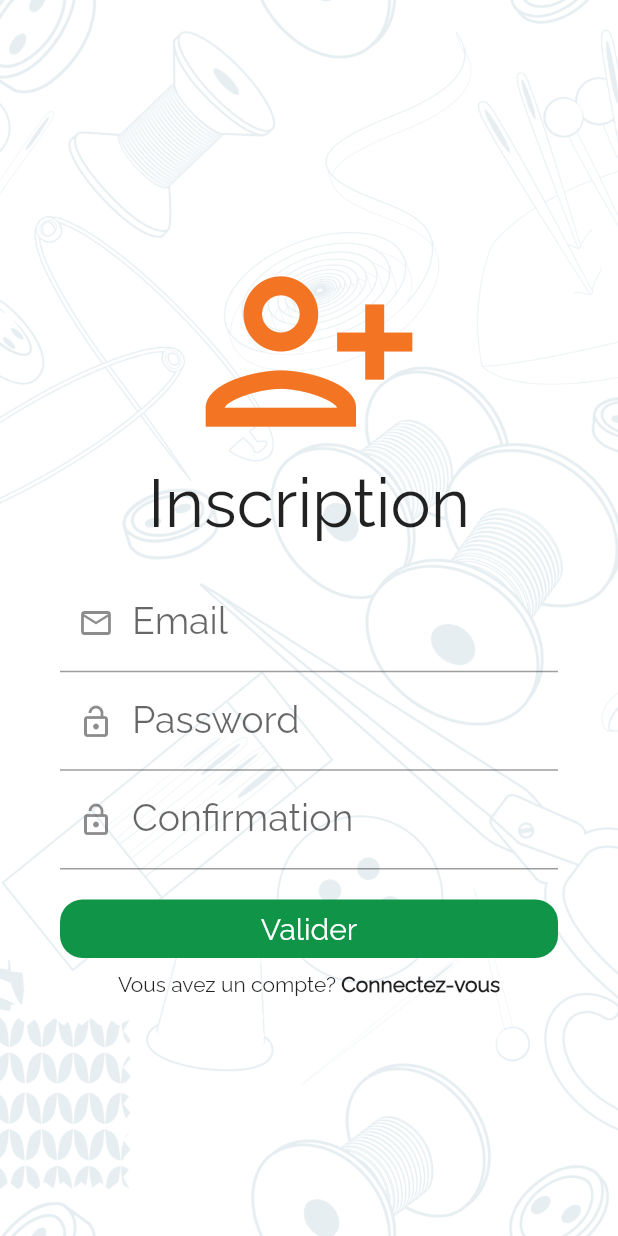
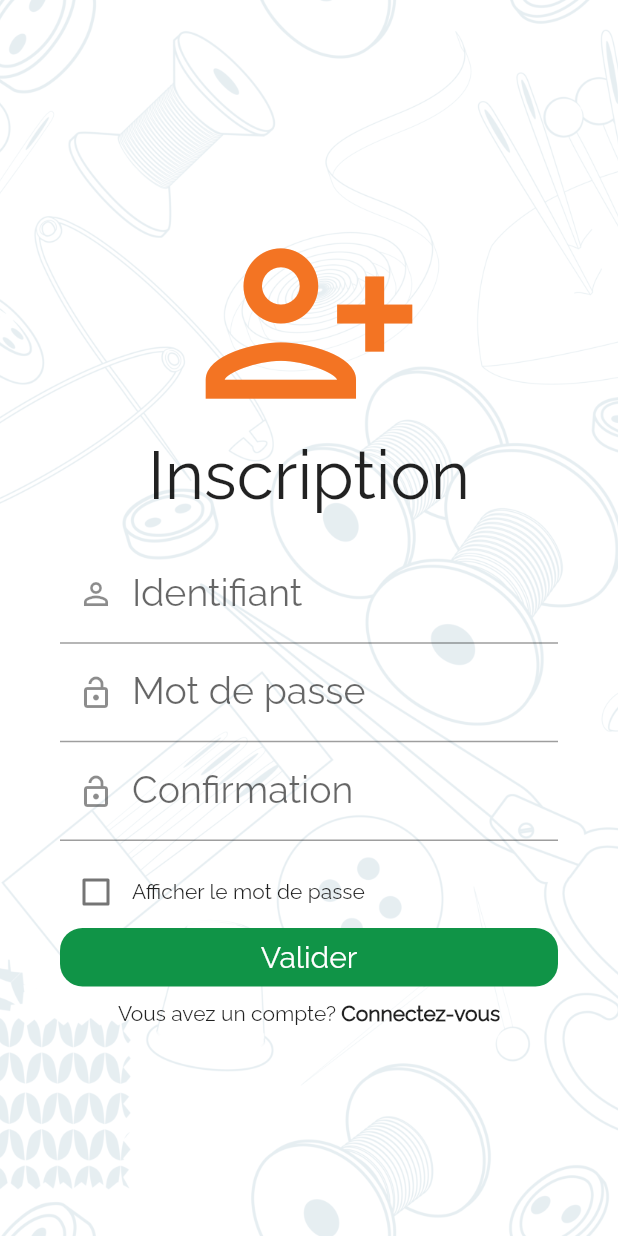
Before and after one commit to Jumeaux07/app_ivc, a Flutter app: the screen it shows after launch, after a tap on "Connexion", after a tap on "Créez un compte", on a phone screen of 412 x 824 dp. Run offline on Flutter 3.47's test engine with Material 2 defaults, Android fonts, the phone set to English and light mode, and no system bars; our stand-ins replace connectivity_plus, shared_preferences.

Commit message:
Login and register update

```diff
--- a/lib/constants.dart
+++ b/lib/constants.dart
@@ -3,7 +3,7 @@
 // ---------------------END POINTS------------------
 const baseUrl = 'http://192.168.43.24:8000/api/';
 const loginUrl = baseUrl+'login_user';
-const registerUrl = baseUrl+'/store';
+const registerUrl = baseUrl+'users';
 
 // --------------------COLORS------------------
   const orange = Color(0xFFF37423);
@@ -20,3 +20,7 @@ const registerUrl = baseUrl+'/store';
   final btnCmd = "assets/images/btn_cmd.png";
   final btnList = "assets/images/btn_list.png";
   final logo = "assets/images/logo.png";
+
+  // ---------------------ERREUR---------------
+  const noInternet = "Verfiez votre connexion internet";
+  const badRequest = "Mauvaise requête";
--- a/lib/main.dart
+++ b/lib/main.dart
@@ -1,5 +1,6 @@
 import 'package:flutter/material.dart';
 import 'package:ivc/screens/login_screen.dart';
+import 'package:ivc/screens/splash_screen.dart';
 
 void main() {
   runApp(MyApp());
@@ -16,7 +17,7 @@ class MyApp extends StatelessWidget {
         fontFamily: 'Raleway',
         primarySwatch: Colors.orange,
       ),
-      home: LoginScreen()
+      home: SplashScreen()
     );
   }
 }
--- a/lib/models/user_model.dart
+++ b/lib/models/user_model.dart
@@ -3,10 +3,10 @@ class UserModel {
   String? nom;
   String? prenoms;
   String? phone;
-  String? email;
+  String? username;
   String? nomAtelier;
 
-  UserModel({this.id, this.nom, this.prenoms, this.phone, this.email, this.nomAtelier});
+  UserModel({this.id, this.nom, this.prenoms, this.phone, this.username, this.nomAtelier});
 
   factory UserModel.fromJson(Map<String, dynamic> j){
     return UserModel(
@@ -14,7 +14,7 @@ class UserModel {
       nom: j['nom'],
       prenoms: j['prenoms'],
       phone: j['phone'],
-      email: j['email'],
+      username: j['username'],
       nomAtelier: j['nomAtelier'],
     );
   }
@@ -24,7 +24,7 @@ class UserModel {
     'nom':nom,
     'prenoms':prenoms,
     'phone':phone,
-    'email':email,
+    'username':username,
     'nomAtelier':nomAtelier,
   };
 }
--- a/lib/screens/login_screen.dart
+++ b/lib/screens/login_screen.dart
@@ -1,3 +1,4 @@
+import 'package:connectivity_plus/connectivity_plus.dart';
 import 'package:flutter/material.dart';
 import 'package:ivc/components/background.dart';
 import 'package:ivc/constants.dart';
@@ -15,9 +16,24 @@ class LoginScreen extends StatefulWidget {
 
 class _LoginScreenState extends State<LoginScreen> {
 GlobalKey<FormState> key = GlobalKey<FormState>();
-TextEditingController emailText = TextEditingController();
+TextEditingController usernameText = TextEditingController();
 TextEditingController passwordText = TextEditingController();
   bool _loading = false;
+  bool _value = false;
+  //Verification internet
+  void _isInternet2()async {
+    var result = await Connectivity().checkConnectivity();
+    if (result == ConnectivityResult.none){
+      setState(() {
+        _loading = false;
+      });
+      ScaffoldMessenger.of(context).showSnackBar(
+        SnackBar(content: Text(noInternet),
+          backgroundColor: Colors.red,
+        )
+      );
+    }
+  }
 //Fonction connexion
 void _login(String email, String passord)async{
   setState(() {
@@ -68,13 +84,13 @@ void _login(String email, String passord)async{
             Padding(
               padding: EdgeInsets.symmetric(horizontal: 40),
                 child: TextFormField(
-                  controller: emailText,
+                  controller: usernameText,
                   validator: (value) => value!.isEmpty?"Champ obligatoire":null,
                   decoration: InputDecoration(
-                    prefixIcon: Icon(Icons.email_outlined),
-                    labelText: "Email",
+                    prefixIcon: Icon(Icons.person_outline),
+                    labelText: "Identifiant",
                     labelStyle: TextStyle(fontSize: 25),
-                    hintText: "cedric@gmail.com",
+                    hintText: "Jumeaux07",
                     hintStyle: TextStyle(fontSize: 15),
                   ),
                 )
@@ -83,19 +99,33 @@ void _login(String email, String passord)async{
             Padding(
               padding: EdgeInsets.symmetric(horizontal: 40),
                 child: TextFormField(
-                  obscureText: true,
+                  obscureText: !_value,
                   controller: passwordText,
                   validator: (value) => value!.isEmpty?"Champ obligatoire":null,
                   decoration: InputDecoration(
                     prefixIcon: Icon(Icons.lock_open_outlined),
-                    labelText: "Password",
+                    labelText: "Mot de passe",
                     labelStyle: TextStyle(fontSize: 25),
                     hintText: "xxxxxxxxx",
                     hintStyle: TextStyle(fontSize: 15),
                   ),
                 )
               ),
-              SizedBox(height: 20,),
+              SizedBox(height: 10,),
+              Padding(
+                padding: const EdgeInsets.symmetric(horizontal: 40),
+                child: Row(
+                  children: [
+                    Checkbox(value: _value, onChanged: (value){
+                      setState(() {
+                        _value = value!;
+                      });
+                    },
+                    activeColor: vert,),
+                    Text("Afficher le mot de passe")
+                  ],
+                ),
+              ),
               // ---Bouton---
               GestureDetector(
                 onTap: (){
@@ -103,8 +133,9 @@ void _login(String email, String passord)async{
                     setState(() {
                       _loading = true;
                     });
+                    _isInternet2();
                     print("-------------Connexion en cours---------");
-                    _login(emailText.text,passwordText.text);
+                    _login(usernameText.text,passwordText.text);
                   }
                 },
                 child: Padding(
--- a/lib/screens/register_screen.dart
+++ b/lib/screens/register_screen.dart
@@ -1,7 +1,11 @@
 import 'package:flutter/material.dart';
 import 'package:ivc/components/background.dart';
 import 'package:ivc/constants.dart';
+import 'package:ivc/models/api_response.dart';
+import 'package:ivc/screens/home_screen.dart';
 import 'package:ivc/screens/login_screen.dart';
+import 'package:ivc/services/users_service.dart';
+import 'package:connectivity_plus/connectivity_plus.dart';
 
 class RegisterScreen extends StatefulWidget {
   const RegisterScreen({ Key? key }) : super(key: key);
@@ -10,12 +14,48 @@ class RegisterScreen extends StatefulWidget {
   State<RegisterScreen> createState() => _RegisterScreenState();
 }
 bool _loading = false;
-TextEditingController emailText = TextEditingController();
+TextEditingController usernameText = TextEditingController();
 TextEditingController passwordText = TextEditingController();
 TextEditingController confirmationText = TextEditingController();
 GlobalKey<FormState> key = GlobalKey<FormState>();
+bool _value = false;
 class _RegisterScreenState extends State<RegisterScreen> {
 
+  void _register(String username, String password, String passwordConfirmation)async{
+    ApiResponse apiResponse = await registerUser(username, password, passwordConfirmation);
+    if(apiResponse.token != null){
+      setState((){
+        _loading = false;
+      });
+      Navigator.of(context).pushAndRemoveUntil(
+        MaterialPageRoute(builder: (context)=> HomeScreen()), (route) => false
+      );
+      ScaffoldMessenger.of(context).showSnackBar(
+        SnackBar(content: Text('${apiResponse.message}'), backgroundColor: vert)
+      );
+    }else{
+      setState(() {
+        _loading = false;
+      });
+      ScaffoldMessenger.of(context).showSnackBar(
+        SnackBar(content: Text('${apiResponse.erreur}'), backgroundColor:Colors.red)
+      );
+    }
+  }
+
+  void isInternet()async{
+    var result = await Connectivity().checkConnectivity();
+    if (result == ConnectivityResult.none){
+      setState(() {
+        _loading = false;
+      });
+      ScaffoldMessenger.of(context).showSnackBar(
+        SnackBar(content: Text(noInternet),
+          backgroundColor: Colors.red,
+        )
+      );
+    }
+  }
   @override
   Widget build(BuildContext context) {
     return Scaffold(
@@ -35,13 +75,13 @@ class _RegisterScreenState extends State<RegisterScreen> {
                   Padding(
                     padding: EdgeInsets.symmetric(horizontal: 40),
                       child: TextFormField(
-                        controller: emailText,
+                        controller: usernameText,
                         validator: (value) => value!.isEmpty?"Champ obligatoire":null,
                         decoration: InputDecoration(
-                          prefixIcon: Icon(Icons.email_outlined),
-                          labelText: "Email",
+                          prefixIcon: Icon(Icons.person_outline),
+                          labelText: "Identifiant",
                           labelStyle: TextStyle(fontSize: 25),
-                          hintText: "cedric@gmail.com",
+                          hintText: "cedric04",
                           hintStyle: TextStyle(fontSize: 15),
                         ),
                       )
@@ -50,12 +90,12 @@ class _RegisterScreenState extends State<RegisterScreen> {
                   Padding(
                     padding: EdgeInsets.symmetric(horizontal: 40),
                       child: TextFormField(
-                        obscureText: true,
+                        obscureText: !_value,
                         controller: passwordText,
                         validator: (value) => value!.isEmpty?"Champ obligatoire":null,
                         decoration: InputDecoration(
                           prefixIcon: Icon(Icons.lock_open_outlined),
-                          labelText: "Password",
+                          labelText: "Mot de passe",
                           labelStyle: TextStyle(fontSize: 25),
                           hintText: "xxxxxxxxx",
                           hintStyle: TextStyle(fontSize: 15),
@@ -66,7 +106,7 @@ class _RegisterScreenState extends State<RegisterScreen> {
                   Padding(
                     padding: EdgeInsets.symmetric(horizontal: 40),
                       child: TextFormField(
-                        obscureText: true,
+                        obscureText: !_value,
                         controller: confirmationText,
                         validator: (value) => value!.isEmpty?"Champ obligatoire":null,
                         decoration: InputDecoration(
@@ -78,7 +118,25 @@ class _RegisterScreenState extends State<RegisterScreen> {
                         ),
                       )
                     ),
-                    SizedBox(height: 20,),
+                    SizedBox(height: 10,),
+                    Padding(
+                      padding: const EdgeInsets.symmetric(horizontal: 40),
+                        child: Row(
+                          children: [
+                            Checkbox(
+                              value: _value,
+                                onChanged: (value){
+                                setState(() {
+                                  _value = value!;
+                                });
+                              },
+                              activeColor: vert,
+
+                            ),
+                            Text("Afficher le mot de passe")
+                          ],
+                        ),
+                    ),
                     // ---Bouton---
                     GestureDetector(
                       onTap: (){
@@ -94,8 +152,9 @@ class _RegisterScreenState extends State<RegisterScreen> {
                             setState(() {
                               _loading = true;
                             });
+                            isInternet();
                             print("-------------Inscription en cours---------");
-                            // _register(emailText.text,passwordText.text);
+                            _register(usernameText.text, passwordText.text, confirmationText.text);
                           }
                         }
                       },
--- /dev/null
+++ b/lib/screens/splash_screen.dart
@@ -0,0 +1,47 @@
+import 'dart:async';
+
+import 'package:flutter/material.dart';
+import 'package:ivc/components/background.dart';
+import 'package:ivc/constants.dart';
+import 'package:ivc/screens/login_screen.dart';
+
+class SplashScreen extends StatefulWidget {
+  const SplashScreen({ Key? key }) : super(key: key);
+
+  @override
+  State<SplashScreen> createState() => _SplashScreenState();
+}
+bool isFirst = true;
+
+class _SplashScreenState extends State<SplashScreen> {
+  Future<Timer> loadData()async{
+    return new Timer(Duration(seconds: 6), nextPage);
+  }
+  nextPage(){
+    Navigator.of(context).pushReplacement(
+      MaterialPageRoute(builder: (context)=>LoginScreen())
+    );
+  }
+  @override
+  void initState() {
+    // TODO: implement initState
+    super.initState();
+    loadData();
+  }
+  @override
+  Widget build(BuildContext context) {
+    return Background(
+      content: Center(child: Column(
+        children: [
+          AnimatedCrossFade(
+            firstChild: Image.asset(logo),
+            secondChild: Image.asset(logo),
+            crossFadeState: isFirst?CrossFadeState.showFirst:CrossFadeState.showSecond,
+            duration: Duration(milliseconds: 1000)
+          ),
+          CircularProgressIndicator(color: vert,),
+        ],
+      )),
+    );
+  }
+}
--- a/pubspec.yaml
+++ b/pubspec.yaml
@@ -30,6 +30,7 @@ dependencies:
   cupertino_icons: ^1.0.2
   http: ^0.13.3
   shared_preferences: ^2.0.7
+  connectivity_plus: ^2.1.0
 
 dev_dependencies:
   flutter_test:
```
Also changed, not shown: lib/services/users_service.dart (+39 -2 lines), pubspec.lock.
